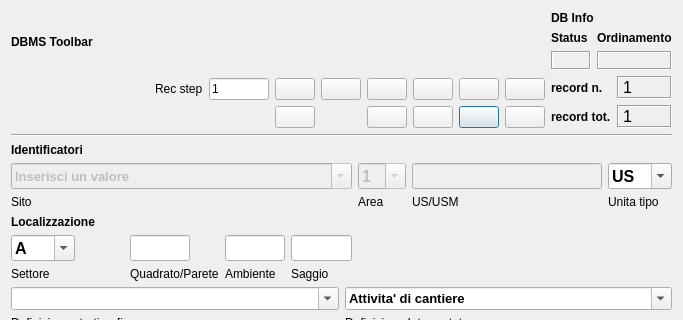
Old version of the form gui/ui/US_USM.ui in the repository pyarchinit/pyarchinit; both pictures show x 0 to 683 and y 0 to 320 of the 683 by 851 pixel window.
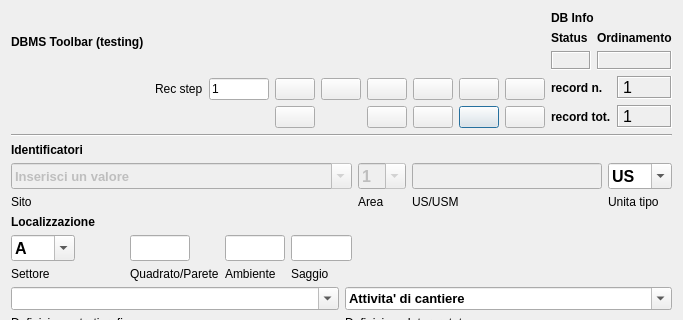
New version of the form. The open tabs and pages were chosen to show the change. Icons and pictures are not drawn.

```diff
--- a/gui/ui/US_USM.ui
+++ b/gui/ui/US_USM.ui
@@ -40,7 +40,7 @@
         </font>
        </property>
        <property name="text">
-        <string>DBMS Toolbar</string>
+        <string>DBMS Toolbar (testing)</string>
        </property>
       </widget>
      </item>
```
Left out of the diff: 12 changed lines with no effect on the pictures.
